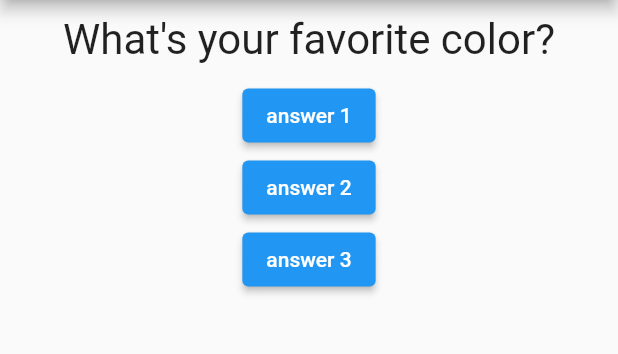
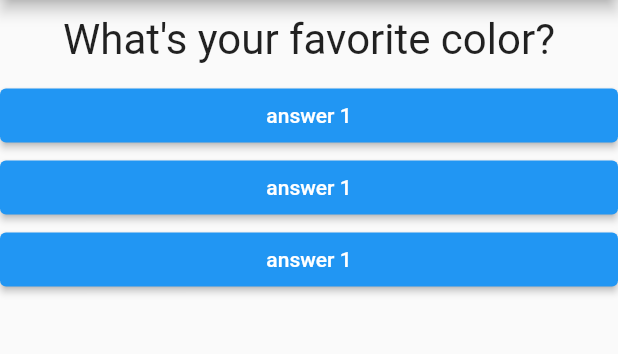
Before and after one commit to alycarniato/flutter-QuizApp, a Flutter app: the screen it shows after launch, on a phone screen of 412 x 824 dp, the part 84-438 px from its top. Run offline on Flutter 3.47's test engine with Material 2 defaults, Android fonts, the phone set to English and light mode, and no system bars.

```diff
--- /dev/null
+++ b/lib/answer.dart
@@ -0,0 +1,18 @@
+import 'package:flutter/material.dart';
+
+class Answer extends StatelessWidget {
+  final VoidCallback selectHandler;
+
+  Answer(this.selectHandler);
+
+  @override
+  Widget build(BuildContext context) {
+    return Container(
+      width: double.infinity,
+      child: ElevatedButton(
+        onPressed: selectHandler,
+        child: Text('answer 1'),
+      ),
+    );
+  }
+}
--- a/lib/main.dart
+++ b/lib/main.dart
@@ -1,6 +1,7 @@
 import 'package:flutter/material.dart';
 
 import './question.dart';
+import './answer.dart';
 
 void main() => runApp(MyFirstApp());
 
@@ -35,18 +36,9 @@ class _MyFirstAppState extends State<MyFirstApp> {
           // ignore: prefer_const_literals_to_create_immutables
           children: [
             Question(questions[_questionIndex]),
-            ElevatedButton(
-              onPressed: _answerQuestion,
-              child: Text('answer 1'),
-            ),
-            ElevatedButton(
-              onPressed: _answerQuestion,
-              child: Text('answer 2'),
-            ),
-            ElevatedButton(
-              onPressed: _answerQuestion,
-              child: Text('answer 3'),
-            ),
+            Answer(_answerQuestion),
+            Answer(_answerQuestion),
+            Answer(_answerQuestion),
           ],
         ),
       ),
```
